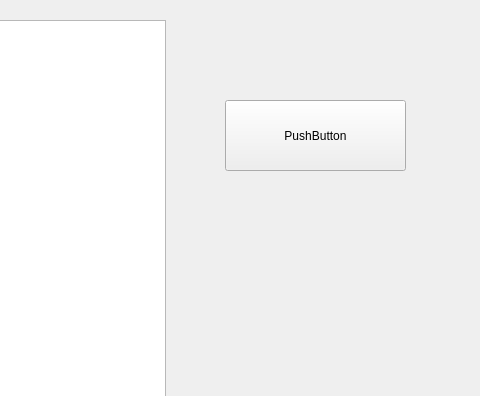
This is src/interface/painter.ui in superhacker1999/s21_multilayer_perceptron as Qt 5 draws it before an edit; both pictures show x 515 to 995 and y 0 to 396 of the 995 by 875 pixel window. The edited form follows.
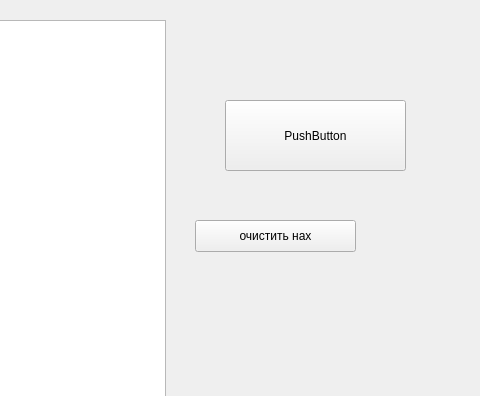
This is the edited form.

The edit to the form file:
```diff
--- a/src/interface/painter.ui
+++ b/src/interface/painter.ui
@@ -36,6 +36,32 @@
     <string>PushButton</string>
    </property>
   </widget>
+  <widget class="QPushButton" name="delete_nah">
+   <property name="geometry">
+    <rect>
+     <x>710</x>
+     <y>220</y>
+     <width>161</width>
+     <height>32</height>
+    </rect>
+   </property>
+   <property name="text">
+    <string>очистить нах</string>
+   </property>
+  </widget>
+  <widget class="QLabel" name="label">
+   <property name="geometry">
+    <rect>
+     <x>690</x>
+     <y>315</y>
+     <width>141</width>
+     <height>91</height>
+    </rect>
+   </property>
+   <property name="text">
+    <string/>
+   </property>
+  </widget>
  </widget>
  <resources/>
  <connections/>
```
